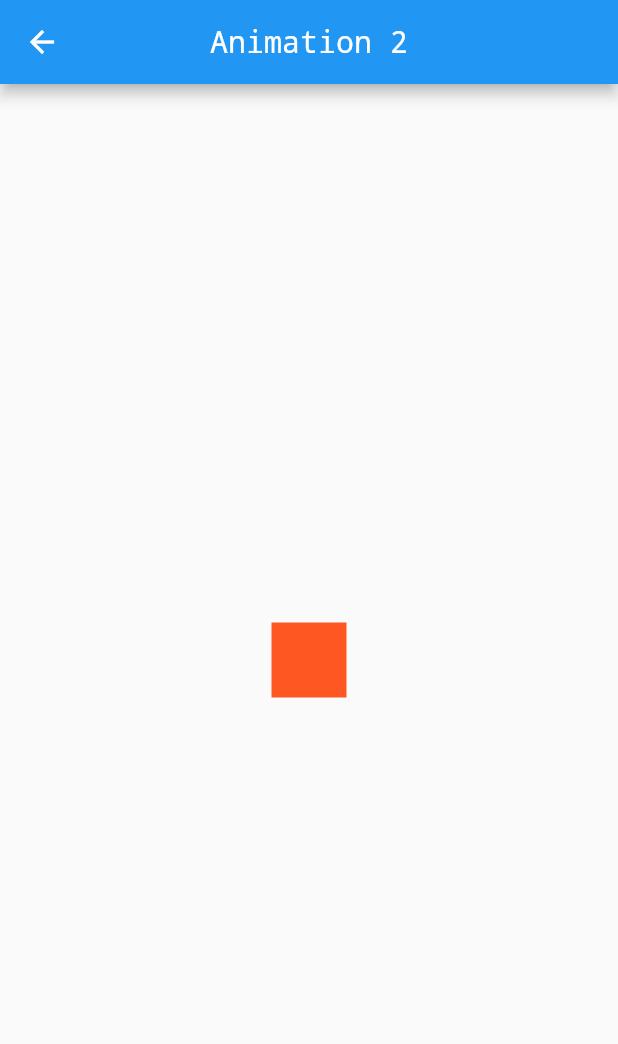
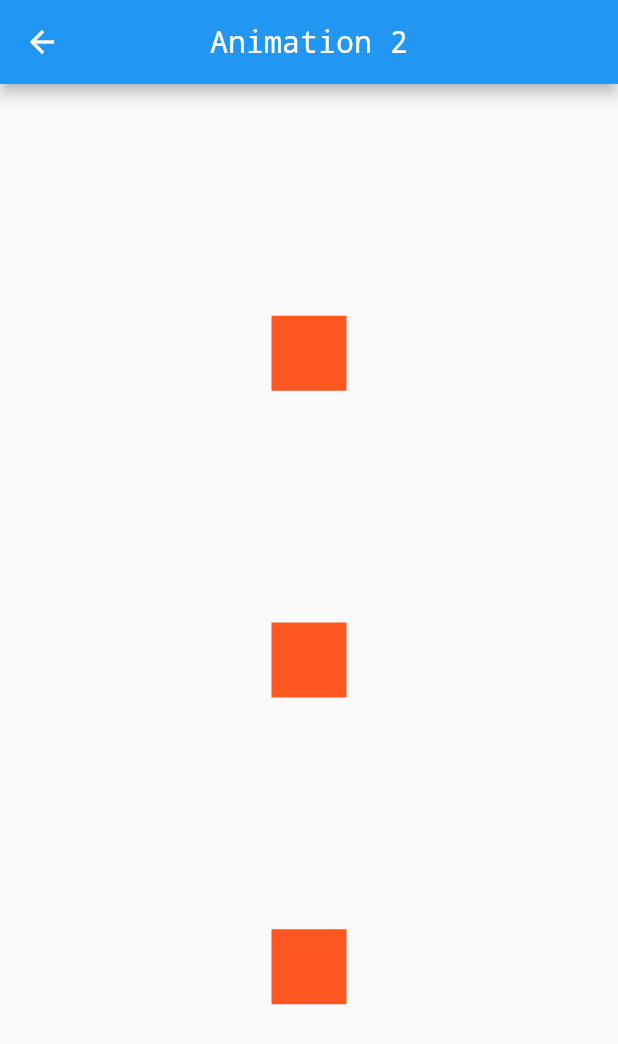
Before and after one commit to ujjwalmaity/FlutterAnimation, a Flutter app: the Screen2 screen opened by its route, on a phone screen of 412 x 824 dp. Shown: the top 1044 px of the screen. Run offline on Flutter 3.47's test engine with Material 2 defaults, Android fonts, the phone set to English and light mode, and no system bars.

Commit message:
Build Animation 2

```diff
--- /dev/null
+++ b/lib/animations/animation2.dart
@@ -0,0 +1,86 @@
+import 'package:flutter/animation.dart';
+import 'package:flutter/material.dart';
+
+class Animation2 extends StatefulWidget {
+  final Widget child;
+
+  Animation2({@required this.child});
+
+  @override
+  _Animation1State createState() => _Animation1State();
+}
+
+class _Animation1State extends State<Animation2> with SingleTickerProviderStateMixin {
+  AnimationController controller;
+  Animation animation1, animation2, animation3;
+
+  @override
+  void initState() {
+    super.initState();
+
+    controller = AnimationController(
+      duration: Duration(milliseconds: 500),
+      vsync: this,
+    );
+
+    /** https://api.flutter.dev/flutter/animation/Curves-class.html */
+    animation1 = Tween(begin: -1.0, end: 0.0).animate(
+      CurvedAnimation(
+        parent: controller,
+        curve: Curves.fastOutSlowIn,
+      ),
+    );
+
+    animation2 = Tween(begin: -1.0, end: 0.0).animate(
+      CurvedAnimation(
+        parent: controller,
+        curve: Interval(0.5, 1.0, curve: Curves.fastOutSlowIn),
+      ),
+    );
+
+    animation3 = Tween(begin: -1.0, end: 0.0).animate(
+      CurvedAnimation(
+        parent: controller,
+        curve: Interval(0.8, 1.0, curve: Curves.fastOutSlowIn),
+      ),
+    );
+
+    controller.forward();
+  }
+
+  @override
+  void dispose() {
+    super.dispose();
+    controller.dispose();
+  }
+
+  @override
+  Widget build(BuildContext context) {
+    final double width = MediaQuery.of(context).size.width;
+
+    return AnimatedBuilder(
+      animation: controller,
+      builder: (BuildContext context, Widget child) {
+        return Container(
+          child: Column(
+            mainAxisAlignment: MainAxisAlignment.spaceEvenly,
+            children: <Widget>[
+              Transform(
+                transform: Matrix4.translationValues(animation1.value * width, 0.0, 0.0),
+                child: widget.child,
+              ),
+              Transform(
+                transform: Matrix4.translationValues(animation2.value * width, 0.0, 0.0),
+                child: widget.child,
+              ),
+              Transform(
+                transform: Matrix4.translationValues(animation3.value * width, 0.0, 0.0),
+                child: widget.child,
+              ),
+            ],
+          ),
+        );
+      },
+    );
+  }
+}
--- a/lib/screens/screen2.dart
+++ b/lib/screens/screen2.dart
@@ -1,4 +1,5 @@
 import 'package:flutter/material.dart';
+import 'package:flutteranimation/animations/animation2.dart';
 import 'package:flutteranimation/utils/constance.dart';
 
 class Screen2 extends StatelessWidget {
@@ -12,10 +13,12 @@ class Screen2 extends StatelessWidget {
         centerTitle: true,
       ),
       body: Center(
-        child: Container(
-          width: 50.0,
-          height: 50.0,
-          color: Colors.deepOrange,
+        child: Animation2(
+          child: Container(
+            width: 50.0,
+            height: 50.0,
+            color: Colors.deepOrange,
+          ),
         ),
       ),
     );
```
